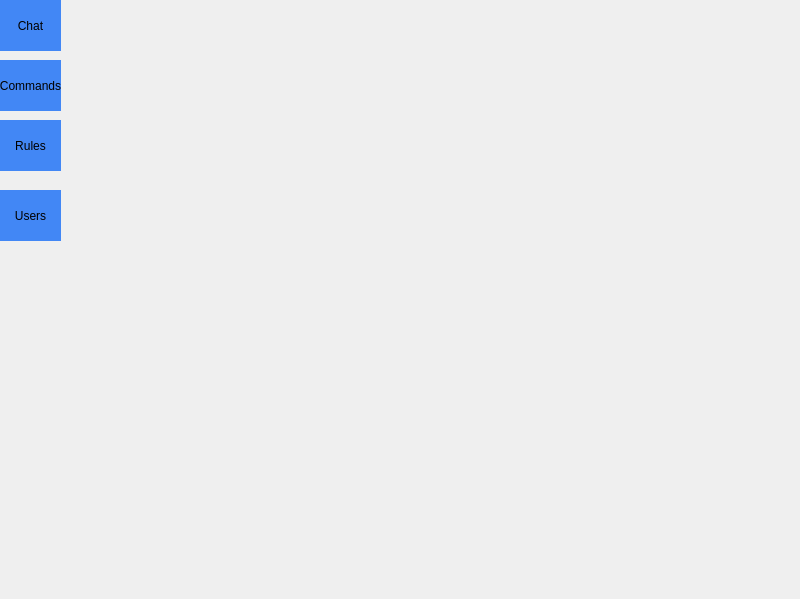
Above: Widgets/MainWindow.ui from Tangerine2001/TwitchChatBot before the change. Below: the same form after it.
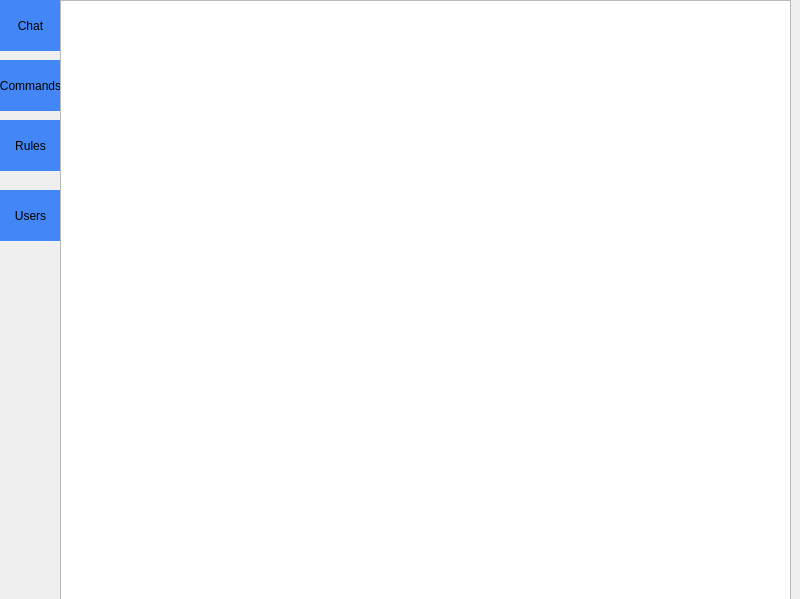
That is the form after the change.

Patch:
```diff
--- a/Widgets/MainWindow.ui
+++ b/Widgets/MainWindow.ui
@@ -117,7 +117,7 @@
      <string>Users</string>
     </property>
    </widget>
-   <widget class="QWidget" name="contentWidget" native="true">
+   <widget class="QStackedWidget" name="stackedWidget">
     <property name="geometry">
      <rect>
       <x>60</x>
@@ -126,6 +126,29 @@
       <height>601</height>
      </rect>
     </property>
+    <widget class="QWidget" name="page">
+     <widget class="QListWidget" name="listWidget">
+      <property name="geometry">
+       <rect>
+        <x>0</x>
+        <y>0</y>
+        <width>731</width>
+        <height>601</height>
+       </rect>
+      </property>
+     </widget>
+     <widget class="QTableView" name="tableView">
+      <property name="geometry">
+       <rect>
+        <x>0</x>
+        <y>0</y>
+        <width>731</width>
+        <height>601</height>
+       </rect>
+      </property>
+     </widget>
+    </widget>
+    <widget class="QWidget" name="page_2"/>
    </widget>
   </widget>
  </widget>
```
